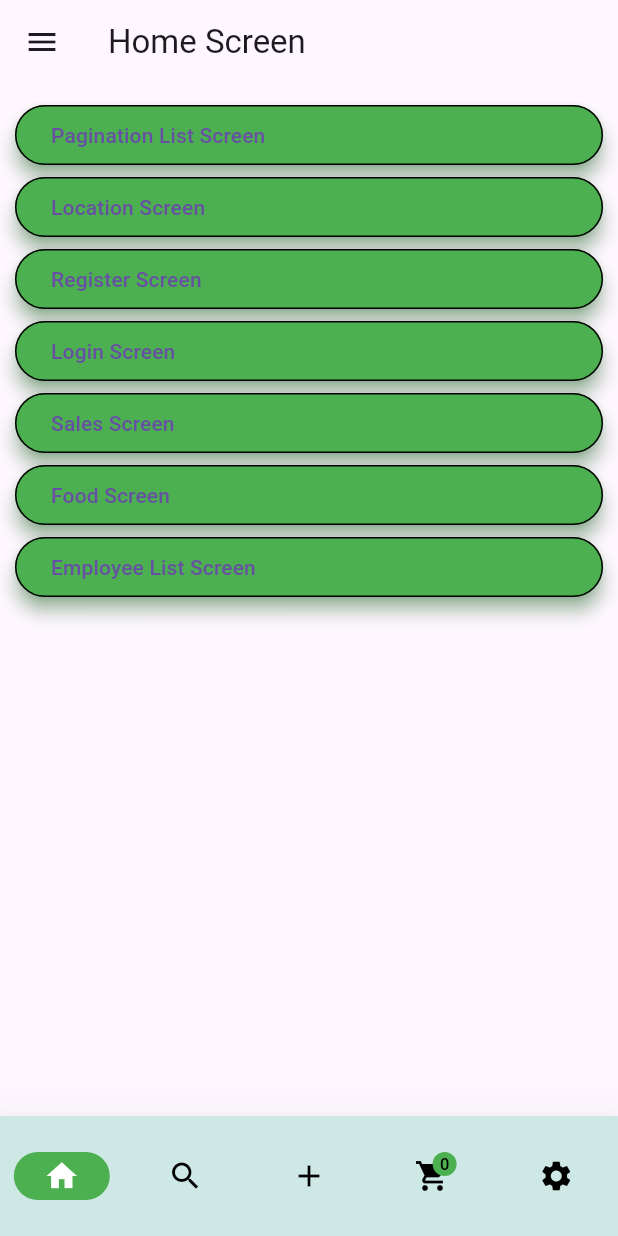
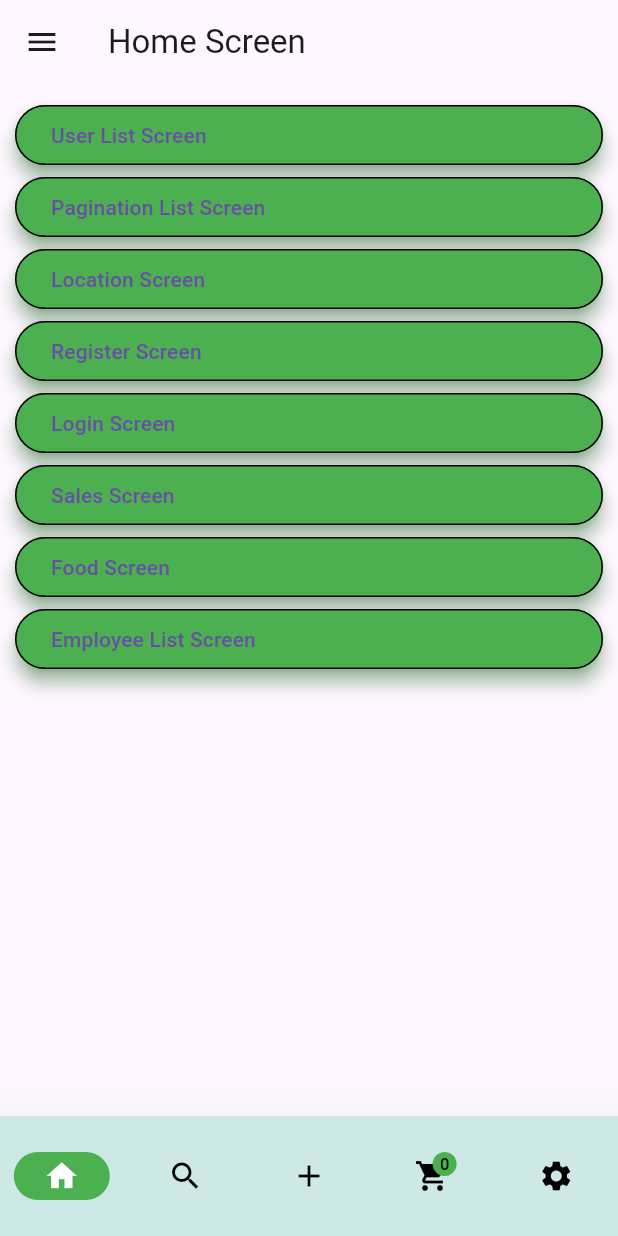
Before and after one commit to devatulparmar/batch5PM, a Flutter app: the screen it shows after launch, on a phone screen of 412 x 824 dp. Run offline on Flutter 3.47's test engine with Material 3 defaults, Android fonts, the phone set to English and light mode, and no system bars; our stand-ins replace cached_network_image, dio, image_picker, infinite_scroll_pagination, intl_phone_field, location and 1 more; missing offline and left inert: app_settings.

```diff
--- a/lib/home_screen.dart
+++ b/lib/home_screen.dart
@@ -139,6 +139,26 @@ class _HomeScreenState extends State<HomeScreen> {
       body: ListView(
         padding: const EdgeInsets.all(10),
         children: [
+          ElevatedButton(
+            onPressed: () {
+              Navigator.pushNamed(context, routeUserListScreen);
+            },
+            style: ElevatedButton.styleFrom(
+              backgroundColor: Colors.green,
+              shape: RoundedRectangleBorder(
+                borderRadius: BorderRadius.circular(35),
+              ),
+              elevation: 5,
+              alignment: Alignment.centerLeft,
+              // fixedSize: Size(20, 35)
+              shadowColor: Colors.green,
+              side: const BorderSide(
+                color: Colors.black,
+                width: 1,
+              ),
+            ),
+            child: const Text('User List Screen'),
+          ),
           ElevatedButton(
             onPressed: () {
               Navigator.pushNamed(context, routePaginationListScreen);
--- a/lib/nested_screen.dart
+++ b/lib/nested_screen.dart
@@ -6,6 +6,7 @@ import 'package:batch5pm/list_build.dart';
 import 'package:batch5pm/location_screen.dart';
 import 'package:batch5pm/login_screen.dart';
 import 'package:batch5pm/pagination_list.dart';
+import 'package:batch5pm/user_list_screen.dart';
 import 'package:batch5pm/utils/const.dart';
 import 'package:batch5pm/utils/routes.dart';
 import 'package:flutter/material.dart';
@@ -35,6 +36,8 @@ class _NestedScreenState extends State<NestedScreen> {
             return MaterialPageRoute(builder: (_) => const LocationScreen());
           case routePaginationListScreen:
             return MaterialPageRoute(builder: (_) => const PaginationListScreen());
+          case routeUserListScreen:
+            return MaterialPageRoute(builder: (_) => const UserListScreen());
           default:
             return MaterialPageRoute(
               builder: (_) => Scaffold(
--- a/lib/utils/const.dart
+++ b/lib/utils/const.dart
@@ -10,6 +10,7 @@ const String routeScreen2 = "/screen2";
 const String routeLoginScreen = "/LoginScreen";
 const String routeLocationScreen = "/LocationScreen";
 const String routePaginationListScreen = "/PaginationListScreen";
+const String routeUserListScreen = "/UserListScreen";
 const String routeRegisterScreen = "/RegisterScreen";
 const String routeSalesScreen = "/SalesScreen";
 const String routeFoodScreen = "/FoodScreen";
```
Also changed, not shown: lib/employee_list_screen.dart (+19 -2 lines), lib/user_list_screen.dart (added, +118 -0 lines).
